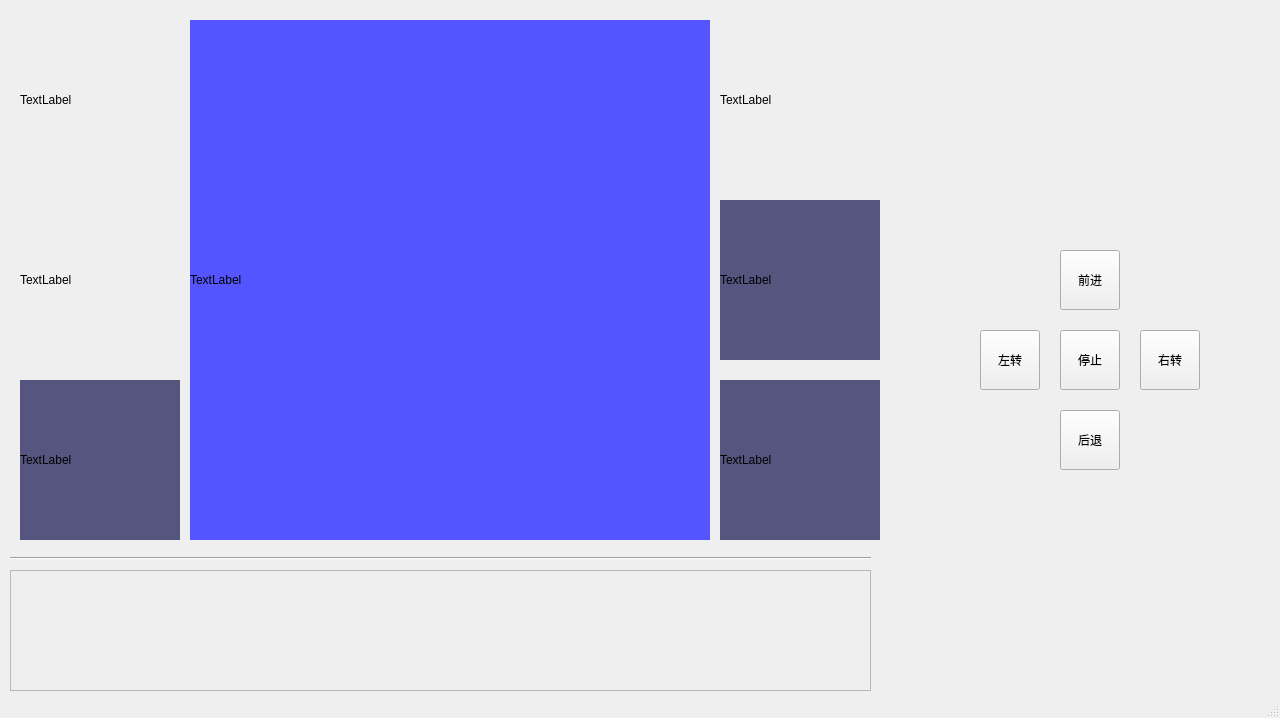
The window that Program/GUI/Main.ui (bullet46/six_foot_robot) describes before a commit, drawn with Qt 5.
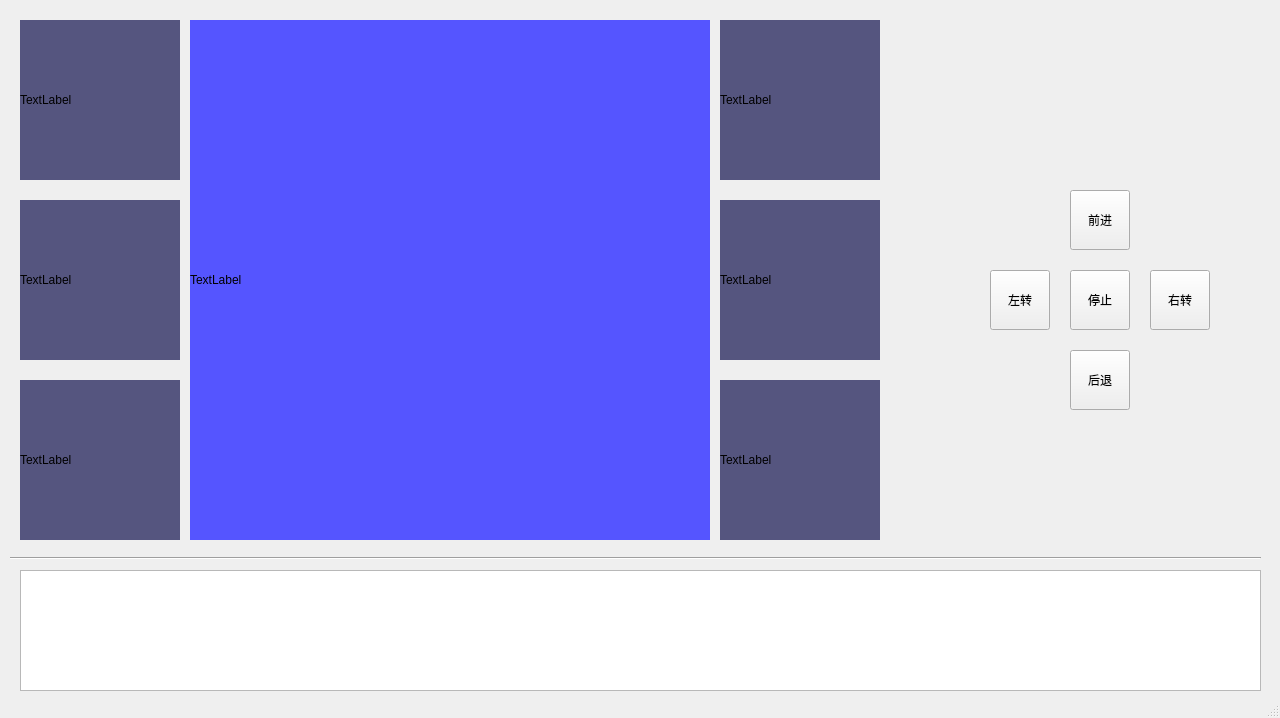
The same window after the commit.

```diff
--- a/Program/GUI/Main.ui
+++ b/Program/GUI/Main.ui
@@ -39,6 +39,9 @@
       <height>160</height>
      </rect>
     </property>
+    <property name="styleSheet">
+     <string notr="true">background-color: rgb(85, 85, 127);</string>
+    </property>
     <property name="text">
      <string>TextLabel</string>
     </property>
@@ -52,35 +55,6 @@
       <height>160</height>
      </rect>
     </property>
-    <property name="text">
-     <string>TextLabel</string>
-    </property>
-   </widget>
-   <widget class="QLabel" name="Foot_3Image">
-    <property name="geometry">
-     <rect>
-      <x>720</x>
-      <y>200</y>
-      <width>160</width>
-      <height>160</height>
-     </rect>
-    </property>
-    <property name="styleSheet">
-     <string notr="true">background-color: rgb(85, 85, 127);</string>
-    </property>
-    <property name="text">
-     <string>TextLabel</string>
-    </property>
-   </widget>
-   <widget class="QLabel" name="Foot_4Image">
-    <property name="geometry">
-     <rect>
-      <x>720</x>
-      <y>380</y>
-      <width>160</width>
-      <height>160</height>
-     </rect>
-    </property>
     <property name="styleSheet">
      <string notr="true">background-color: rgb(85, 85, 127);</string>
     </property>
@@ -92,11 +66,46 @@
     <property name="geometry">
      <rect>
       <x>720</x>
+      <y>200</y>
+      <width>160</width>
+      <height>160</height>
+     </rect>
+    </property>
+    <property name="styleSheet">
+     <string notr="true">background-color: rgb(85, 85, 127);</string>
+    </property>
+    <property name="text">
+     <string>TextLabel</string>
+    </property>
+   </widget>
+   <widget class="QLabel" name="Foot_6Image">
+    <property name="geometry">
+     <rect>
+      <x>720</x>
+      <y>380</y>
+      <width>160</width>
+      <height>160</height>
+     </rect>
+    </property>
+    <property name="styleSheet">
+     <string notr="true">background-color: rgb(85, 85, 127);</string>
+    </property>
+    <property name="text">
+     <string>TextLabel</string>
+    </property>
+   </widget>
+   <widget class="QLabel" name="Foot_4Image_2">
+    <property name="geometry">
+     <rect>
+      <x>720</x>
       <y>20</y>
       <width>160</width>
       <height>160</height>
      </rect>
     </property>
+    <property name="styleSheet">
+     <string notr="true">background-color: rgb(85, 85, 127);</string>
+    </property>
     <property name="text">
      <string>TextLabel</string>
     </property>
@@ -130,35 +139,12 @@
      <string>TextLabel</string>
     </property>
    </widget>
-   <widget class="QScrollArea" name="scrollArea">
-    <property name="geometry">
-     <rect>
-      <x>10</x>
-      <y>570</y>
-      <width>861</width>
-      <height>121</height>
-     </rect>
-    </property>
-    <property name="widgetResizable">
-     <bool>true</bool>
-    </property>
-    <widget class="QWidget" name="scrollAreaWidgetContents">
-     <property name="geometry">
-      <rect>
-       <x>0</x>
-       <y>0</y>
-       <width>859</width>
-       <height>119</height>
-      </rect>
-     </property>
-    </widget>
-   </widget>
    <widget class="Line" name="line">
     <property name="geometry">
      <rect>
       <x>10</x>
       <y>550</y>
-      <width>861</width>
+      <width>1251</width>
       <height>16</height>
      </rect>
     </property>
@@ -169,8 +155,8 @@
    <widget class="QPushButton" name="pushButton">
     <property name="geometry">
      <rect>
-      <x>1060</x>
-      <y>250</y>
+      <x>1070</x>
+      <y>190</y>
       <width>60</width>
       <height>60</height>
      </rect>
@@ -182,8 +168,8 @@
    <widget class="QPushButton" name="pushButton_2">
     <property name="geometry">
      <rect>
-      <x>980</x>
-      <y>330</y>
+      <x>990</x>
+      <y>270</y>
       <width>60</width>
       <height>60</height>
      </rect>
@@ -195,8 +181,8 @@
    <widget class="QPushButton" name="pushButton_3">
     <property name="geometry">
      <rect>
-      <x>1140</x>
-      <y>330</y>
+      <x>1150</x>
+      <y>270</y>
       <width>60</width>
       <height>60</height>
      </rect>
@@ -208,8 +194,8 @@
    <widget class="QPushButton" name="pushButton_4">
     <property name="geometry">
      <rect>
-      <x>1060</x>
-      <y>410</y>
+      <x>1070</x>
+      <y>350</y>
       <width>60</width>
       <height>60</height>
      </rect>
@@ -221,8 +207,8 @@
    <widget class="QPushButton" name="pushButton_5">
     <property name="geometry">
      <rect>
-      <x>1060</x>
-      <y>330</y>
+      <x>1070</x>
+      <y>270</y>
       <width>60</width>
       <height>60</height>
      </rect>
@@ -231,6 +217,16 @@
      <string>停止</string>
     </property>
    </widget>
+   <widget class="QTextBrowser" name="textBrowser">
+    <property name="geometry">
+     <rect>
+      <x>20</x>
+      <y>570</y>
+      <width>1241</width>
+      <height>121</height>
+     </rect>
+    </property>
+   </widget>
   </widget>
   <widget class="QStatusBar" name="statusbar"/>
  </widget>
```
Left out of the diff: 18 changed lines with no effect on the pictures.
